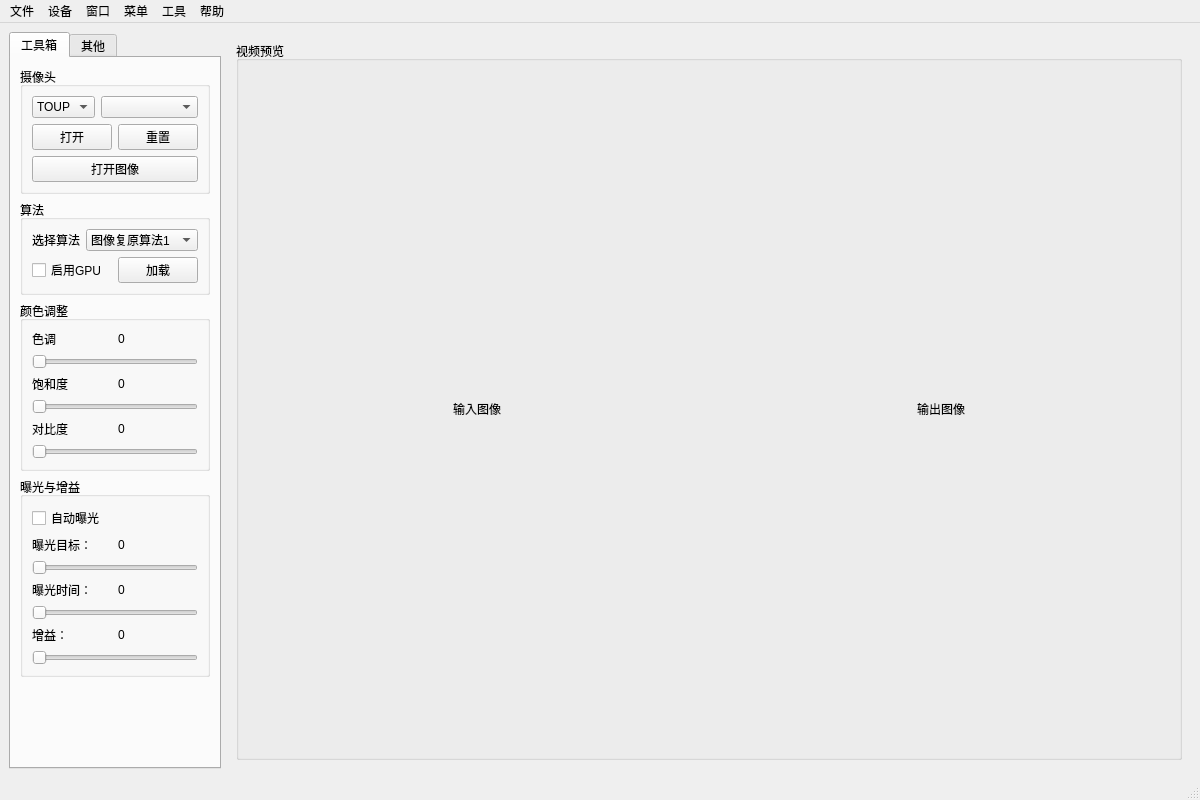
The window that ui/mainwindow.ui (choushunn/ExtremeQualityImagingDemo) describes before a commit, drawn with Qt 5.
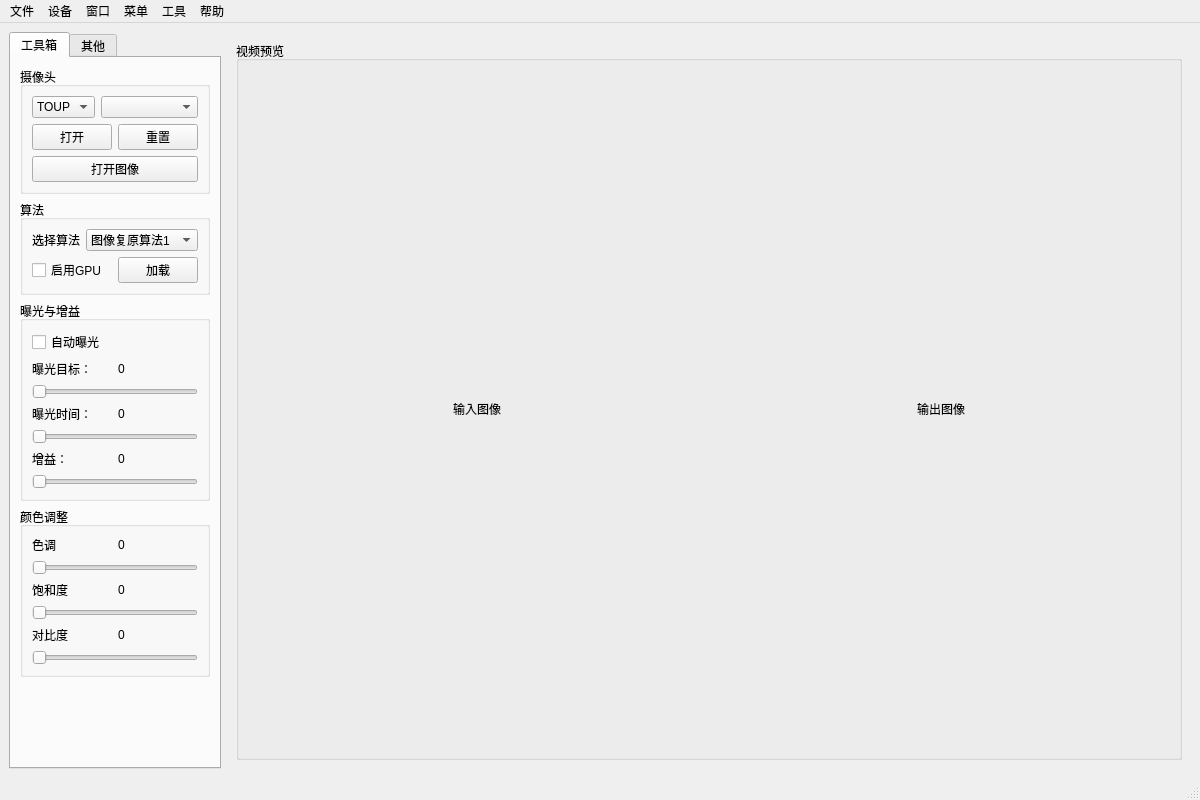
The same window after the commit.

What changed in the file:
```diff
--- a/ui/mainwindow.ui
+++ b/ui/mainwindow.ui
@@ -209,108 +209,6 @@
           </layout>
          </widget>
         </item>
-        <item>
-         <widget class="QGroupBox" name="groupBox_7">
-          <property name="sizePolicy">
-           <sizepolicy hsizetype="Preferred" vsizetype="Fixed">
-            <horstretch>0</horstretch>
-            <verstretch>0</verstretch>
-           </sizepolicy>
-          </property>
-          <property name="title">
-           <string>颜色调整</string>
-          </property>
-          <layout class="QVBoxLayout" name="verticalLayout_9">
-           <item>
-            <layout class="QHBoxLayout" name="horizontalLayout_9">
-             <item>
-              <widget class="QLabel" name="label_8">
-               <property name="text">
-                <string>色调</string>
-               </property>
-              </widget>
-             </item>
-             <item>
-              <widget class="QLabel" name="label_12">
-               <property name="text">
-                <string>0</string>
-               </property>
-              </widget>
-             </item>
-            </layout>
-           </item>
-           <item>
-            <widget class="QSlider" name="horizontalSlider_4">
-             <property name="sizePolicy">
-              <sizepolicy hsizetype="Preferred" vsizetype="Fixed">
-               <horstretch>0</horstretch>
-               <verstretch>0</verstretch>
-              </sizepolicy>
-             </property>
-             <property name="orientation">
-              <enum>Qt::Horizontal</enum>
-             </property>
-            </widget>
-           </item>
-           <item>
-            <layout class="QHBoxLayout" name="horizontalLayout_10">
-             <item>
-              <widget class="QLabel" name="label_13">
-               <property name="text">
-                <string>饱和度</string>
-               </property>
-              </widget>
-             </item>
-             <item>
-              <widget class="QLabel" name="label_14">
-               <property name="text">
-                <string>0</string>
-               </property>
-              </widget>
-             </item>
-            </layout>
-           </item>
-           <item>
-            <widget class="QSlider" name="horizontalSlider_5">
-             <property name="sizePolicy">
-              <sizepolicy hsizetype="Preferred" vsizetype="Fixed">
-               <horstretch>0</horstretch>
-               <verstretch>0</verstretch>
-              </sizepolicy>
-             </property>
-             <property name="orientation">
-              <enum>Qt::Horizontal</enum>
-             </property>
-            </widget>
-           </item>
-           <item>
-            <layout class="QHBoxLayout" name="horizontalLayout_11">
-             <item>
-              <widget class="QLabel" name="label_15">
-               <property name="text">
-                <string>对比度</string>
-               </property>
-              </widget>
-             </item>
-             <item>
-              <widget class="QLabel" name="label_16">
-               <property name="text">
-                <string>0</string>
-               </property>
-              </widget>
-             </item>
-            </layout>
-           </item>
-           <item>
-            <widget class="QSlider" name="horizontalSlider_6">
-             <property name="orientation">
-              <enum>Qt::Horizontal</enum>
-             </property>
-            </widget>
-           </item>
-          </layout>
-         </widget>
-        </item>
         <item>
          <widget class="QGroupBox" name="groupBox_3">
           <property name="sizePolicy">
@@ -426,6 +324,108 @@
           </layout>
          </widget>
         </item>
+        <item>
+         <widget class="QGroupBox" name="groupBox_7">
+          <property name="sizePolicy">
+           <sizepolicy hsizetype="Preferred" vsizetype="Fixed">
+            <horstretch>0</horstretch>
+            <verstretch>0</verstretch>
+           </sizepolicy>
+          </property>
+          <property name="title">
+           <string>颜色调整</string>
+          </property>
+          <layout class="QVBoxLayout" name="verticalLayout_9">
+           <item>
+            <layout class="QHBoxLayout" name="horizontalLayout_9">
+             <item>
+              <widget class="QLabel" name="label_8">
+               <property name="text">
+                <string>色调</string>
+               </property>
+              </widget>
+             </item>
+             <item>
+              <widget class="QLabel" name="label_12">
+               <property name="text">
+                <string>0</string>
+               </property>
+              </widget>
+             </item>
+            </layout>
+           </item>
+           <item>
+            <widget class="QSlider" name="horizontalSlider_4">
+             <property name="sizePolicy">
+              <sizepolicy hsizetype="Preferred" vsizetype="Fixed">
+               <horstretch>0</horstretch>
+               <verstretch>0</verstretch>
+              </sizepolicy>
+             </property>
+             <property name="orientation">
+              <enum>Qt::Horizontal</enum>
+             </property>
+            </widget>
+           </item>
+           <item>
+            <layout class="QHBoxLayout" name="horizontalLayout_10">
+             <item>
+              <widget class="QLabel" name="label_13">
+               <property name="text">
+                <string>饱和度</string>
+               </property>
+              </widget>
+             </item>
+             <item>
+              <widget class="QLabel" name="label_14">
+               <property name="text">
+                <string>0</string>
+               </property>
+              </widget>
+             </item>
+            </layout>
+           </item>
+           <item>
+            <widget class="QSlider" name="horizontalSlider_5">
+             <property name="sizePolicy">
+              <sizepolicy hsizetype="Preferred" vsizetype="Fixed">
+               <horstretch>0</horstretch>
+               <verstretch>0</verstretch>
+              </sizepolicy>
+             </property>
+             <property name="orientation">
+              <enum>Qt::Horizontal</enum>
+             </property>
+            </widget>
+           </item>
+           <item>
+            <layout class="QHBoxLayout" name="horizontalLayout_11">
+             <item>
+              <widget class="QLabel" name="label_15">
+               <property name="text">
+                <string>对比度</string>
+               </property>
+              </widget>
+             </item>
+             <item>
+              <widget class="QLabel" name="label_16">
+               <property name="text">
+                <string>0</string>
+               </property>
+              </widget>
+             </item>
+            </layout>
+           </item>
+           <item>
+            <widget class="QSlider" name="horizontalSlider_6">
+             <property name="orientation">
+              <enum>Qt::Horizontal</enum>
+             </property>
+            </widget>
+           </item>
+          </layout>
+         </widget>
+        </item>
         <item>
          <widget class="QWidget" name="widget_3" native="true">
           <property name="sizePolicy">
```
Left out of the diff: 18 changed lines with no effect on the pictures.
